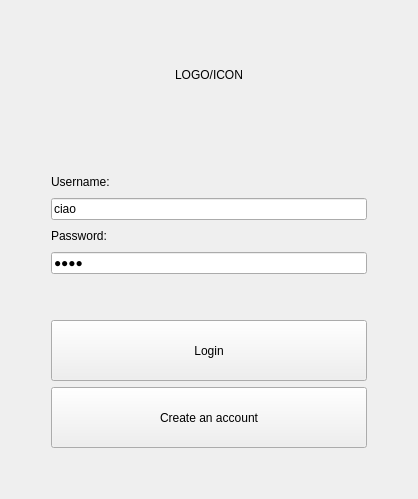
Qt form Login/logindialog.ui (cosimo265598/Edilive) before a commit.
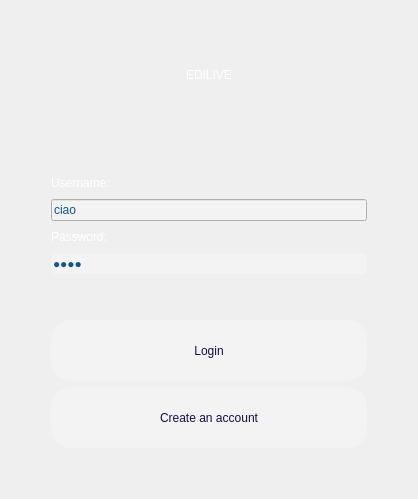
The same form after that commit.

What changed in the file:
```diff
--- a/Login/logindialog.ui
+++ b/Login/logindialog.ui
@@ -13,6 +13,9 @@
   <property name="windowTitle">
    <string>Form</string>
   </property>
+  <property name="styleSheet">
+   <string notr="true"/>
+  </property>
   <layout class="QVBoxLayout" name="verticalLayout_3">
    <item>
     <layout class="QHBoxLayout" name="horizontalLayout">
@@ -34,8 +37,15 @@
      </item>
      <item>
       <widget class="QLabel" name="logo">
+       <property name="styleSheet">
+        <string notr="true">background-color: &quot;transparent&quot;;
+font: 55pt &quot;URW Gothic L&quot;;
+color: rgb(255, 255, 255);
+
+</string>
+       </property>
        <property name="text">
-        <string>LOGO/ICON</string>
+        <string>EDILIVE</string>
        </property>
        <property name="alignment">
         <set>Qt::AlignCenter</set>
@@ -96,8 +106,8 @@
             </colorrole>
             <colorrole role="Button">
              <brush brushstyle="SolidPattern">
-              <color alpha="255">
-               <red>204</red>
+              <color alpha="0">
+               <red>0</red>
                <green>0</green>
                <blue>0</blue>
               </color>
@@ -168,17 +178,17 @@
             </colorrole>
             <colorrole role="Base">
              <brush brushstyle="SolidPattern">
-              <color alpha="255">
-               <red>255</red>
-               <green>255</green>
-               <blue>255</blue>
+              <color alpha="0">
+               <red>0</red>
+               <green>0</green>
+               <blue>0</blue>
               </color>
              </brush>
             </colorrole>
             <colorrole role="Window">
              <brush brushstyle="SolidPattern">
-              <color alpha="255">
-               <red>204</red>
+              <color alpha="0">
+               <red>0</red>
                <green>0</green>
                <blue>0</blue>
               </color>
@@ -242,8 +252,8 @@
             </colorrole>
             <colorrole role="Button">
              <brush brushstyle="SolidPattern">
-              <color alpha="255">
-               <red>204</red>
+              <color alpha="0">
+               <red>0</red>
                <green>0</green>
                <blue>0</blue>
               </color>
@@ -314,17 +324,17 @@
             </colorrole>
             <colorrole role="Base">
              <brush brushstyle="SolidPattern">
-              <color alpha="255">
-               <red>255</red>
-               <green>255</green>
-               <blue>255</blue>
+              <color alpha="0">
+               <red>0</red>
+               <green>0</green>
+               <blue>0</blue>
               </color>
              </brush>
             </colorrole>
             <colorrole role="Window">
              <brush brushstyle="SolidPattern">
-              <color alpha="255">
-               <red>204</red>
+              <color alpha="0">
+               <red>0</red>
                <green>0</green>
                <blue>0</blue>
               </color>
@@ -388,8 +398,8 @@
             </colorrole>
             <colorrole role="Button">
              <brush brushstyle="SolidPattern">
-              <color alpha="255">
-               <red>204</red>
+              <color alpha="0">
+               <red>0</red>
                <green>0</green>
                <blue>0</blue>
               </color>
@@ -460,8 +470,8 @@
             </colorrole>
             <colorrole role="Base">
              <brush brushstyle="SolidPattern">
-              <color alpha="255">
-               <red>204</red>
+              <color alpha="0">
+               <red>0</red>
                <green>0</green>
                <blue>0</blue>
               </color>
@@ -469,8 +479,8 @@
             </colorrole>
             <colorrole role="Window">
              <brush brushstyle="SolidPattern">
-              <color alpha="255">
-               <red>204</red>
+              <color alpha="0">
+               <red>0</red>
                <green>0</green>
                <blue>0</blue>
               </color>
@@ -524,6 +534,9 @@
            </disabled>
           </palette>
          </property>
+         <property name="styleSheet">
+          <string notr="true">background-color: &quot;transparent&quot;;</string>
+         </property>
          <property name="text">
           <string/>
          </property>
@@ -537,6 +550,10 @@
        </item>
        <item>
         <widget class="QLabel" name="username_label">
+         <property name="styleSheet">
+          <string notr="true">background-color: &quot;transparent&quot;;
+color: rgb(255, 255, 255);</string>
+         </property>
          <property name="text">
           <string>Username:</string>
          </property>
@@ -550,6 +567,12 @@
            <verstretch>0</verstretch>
           </sizepolicy>
          </property>
+         <property name="styleSheet">
+          <string notr="true">border-color: rgb(243, 243, 243);
+background-color: rgb(243, 243, 243);
+color: rgb(20, 85, 145);
+</string>
+         </property>
          <property name="text">
           <string>ciao</string>
          </property>
@@ -557,6 +580,10 @@
        </item>
        <item>
         <widget class="QLabel" name="password_label">
+         <property name="styleSheet">
+          <string notr="true">background-color: &quot;transparent&quot;;
+color: rgb(255, 255, 255);</string>
+         </property>
          <property name="text">
           <string>Password:</string>
          </property>
@@ -570,6 +597,12 @@
            <verstretch>0</verstretch>
           </sizepolicy>
          </property>
+         <property name="styleSheet">
+          <string notr="true">border-color: rgb(243, 243, 243);
+background-color: rgb(243, 243, 243);
+color: rgb(20, 85, 145);
+border-radius: 5px;</string>
+         </property>
          <property name="text">
           <string>ciao</string>
          </property>
@@ -646,7 +679,14 @@
           <string/>
          </property>
          <property name="autoFillBackground">
-          <bool>true</bool>
+          <bool>false</bool>
+         </property>
+         <property name="styleSheet">
+          <string notr="true">background-color: rgb(243, 243, 243);
+color: rgb(17, 14, 79);
+border-width: 5px;
+border-radius: 20px;
+</string>
          </property>
          <property name="text">
           <string>Login</string>
@@ -661,6 +701,12 @@
            <verstretch>0</verstretch>
           </sizepolicy>
          </property>
+         <property name="styleSheet">
+          <string notr="true">background-color: rgb(243, 243, 243);
+color: rgb(17, 14, 79);
+border-width: 5px;
+border-radius: 20px;</string>
+         </property>
          <property name="text">
           <string>Create an account</string>
          </property>
```
